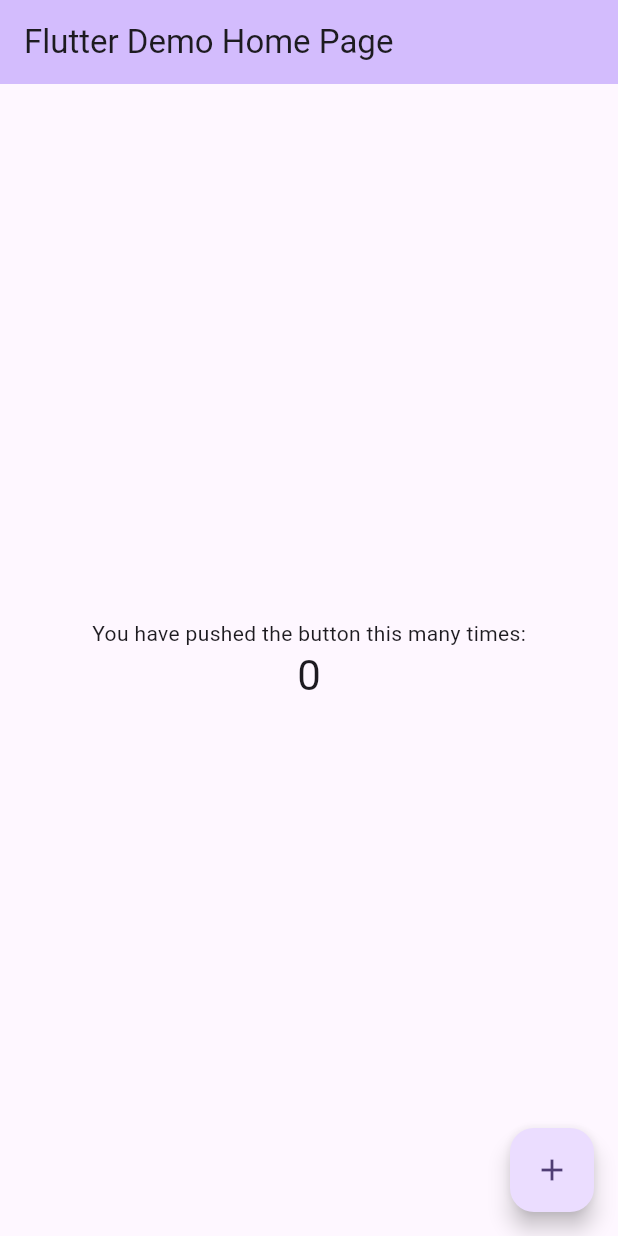
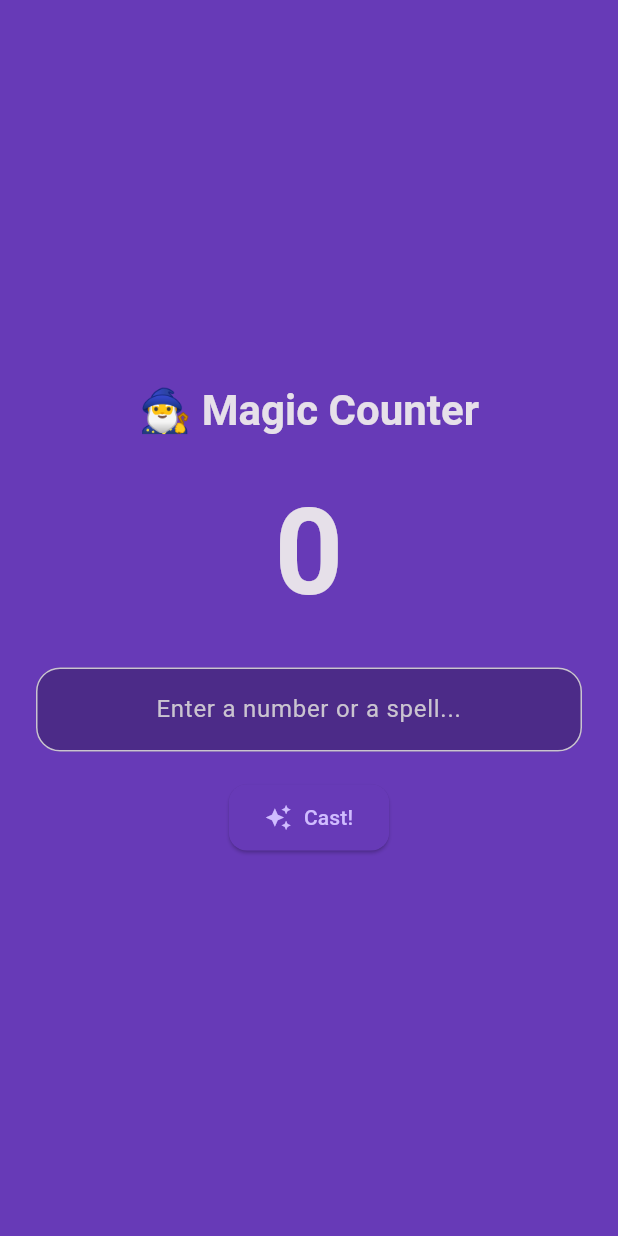
Before and after one commit to PaprikaMaximiliano/EMS-flutter, a Flutter app: the screen it shows after launch, on a phone screen of 412 x 824 dp. Run offline on Flutter 3.47's test engine with Material 3 defaults, Android fonts, the phone set to English and light mode, and no system bars.

Commit message:
Finish 1 task

```diff
--- a/lib/main.dart
+++ b/lib/main.dart
@@ -1,122 +1,151 @@
 import 'package:flutter/material.dart';
+// import 'dart:math';
 
 void main() {
-  runApp(const MyApp());
+  runApp(const MagicCounterApp());
 }
 
-class MyApp extends StatelessWidget {
-  const MyApp({super.key});
+class MagicCounterApp extends StatelessWidget {
+  const MagicCounterApp({super.key});
 
-  // This widget is the root of your application.
   @override
   Widget build(BuildContext context) {
     return MaterialApp(
-      title: 'Flutter Demo',
-      theme: ThemeData(
-        // This is the theme of your application.
-        //
-        // TRY THIS: Try running your application with "flutter run". You'll see
-        // the application has a purple toolbar. Then, without quitting the app,
-        // try changing the seedColor in the colorScheme below to Colors.green
-        // and then invoke "hot reload" (save your changes or press the "hot
-        // reload" button in a Flutter-supported IDE, or press "r" if you used
-        // the command line to start the app).
-        //
-        // Notice that the counter didn't reset back to zero; the application
-        // state is not lost during the reload. To reset the state, use hot
-        // restart instead.
-        //
-        // This works for code too, not just values: Most code changes can be
-        // tested with just a hot reload.
-        colorScheme: ColorScheme.fromSeed(seedColor: Colors.deepPurple),
-      ),
-      home: const MyHomePage(title: 'Flutter Demo Home Page'),
+      title: 'Magic Counter',
+      debugShowCheckedModeBanner: false,
+      theme: ThemeData.dark(),
+      home: const MagicCounter(),
     );
   }
 }
 
-class MyHomePage extends StatefulWidget {
-  const MyHomePage({super.key, required this.title});
-
-  // This widget is the home page of your application. It is stateful, meaning
-  // that it has a State object (defined below) that contains fields that affect
-  // how it looks.
-
-  // This class is the configuration for the state. It holds the values (in this
-  // case the title) provided by the parent (in this case the App widget) and
-  // used by the build method of the State. Fields in a Widget subclass are
-  // always marked "final".
-
-  final String title;
+class MagicCounter extends StatefulWidget {
+  const MagicCounter({super.key});
 
   @override
-  State<MyHomePage> createState() => _MyHomePageState();
+  State<MagicCounter> createState() => _MagicCounterState();
 }
 
-class _MyHomePageState extends State<MyHomePage> {
+class _MagicCounterState extends State<MagicCounter>
+    with SingleTickerProviderStateMixin {
   int _counter = 0;
+  final TextEditingController _controller = TextEditingController();
+  late final AnimationController _animController = AnimationController(
+    vsync: this,
+    duration: const Duration(seconds: 1),
+  );
+  late Animation<Color?> _colorAnimation;
 
-  void _incrementCounter() {
-    setState(() {
-      // This call to setState tells the Flutter framework that something has
-      // changed in this State, which causes it to rerun the build method below
-      // so that the display can reflect the updated values. If we changed
-      // _counter without calling setState(), then the build method would not be
-      // called again, and so nothing would appear to happen.
-      _counter++;
-    });
+  @override
+  void initState() {
+    super.initState();
+    // _animController = AnimationController(
+    //   vsync: this,
+    //   duration: const Duration(seconds: 1),
+    // );
+    _colorAnimation = ColorTween(
+      begin: Colors.deepPurple,
+      end: Colors.amberAccent,
+    ).animate(_animController);
+  }
+
+  void _castSpell(String text) {
+    if (text.trim().toLowerCase() == 'avada kedavra') {
+      setState(() => _counter = 0);
+      _playAnimation();
+      ScaffoldMessenger.of(context).showSnackBar(
+        const SnackBar(content: Text('💀 Avada Kedavra! Counter reset to 0.')),
+      );
+    } else if (int.tryParse(text) != null) {
+      setState(() => _counter += int.parse(text));
+      ScaffoldMessenger.of(context).showSnackBar(
+        SnackBar(content: Text('➕ Added ${int.parse(text)} to counter.')),
+      );
+    } else {
+      _playAnimation();
+      ScaffoldMessenger.of(context).showSnackBar(
+        const SnackBar(content: Text('✨ A magical effect occurred!'), ),
+      );
+    }
+    _controller.clear();
+  }
+
+  void _playAnimation() {
+    _animController.forward(from: 0);
+  }
+
+  @override
+  void dispose() {
+    _controller.dispose();
+    _animController.dispose();
+    super.dispose();
   }
 
   @override
   Widget build(BuildContext context) {
-    // This method is rerun every time setState is called, for instance as done
-    // by the _incrementCounter method above.
-    //
-    // The Flutter framework has been optimized to make rerunning build methods
-    // fast, so that you can just rebuild anything that needs updating rather
-    // than having to individually change instances of widgets.
-    return Scaffold(
-      appBar: AppBar(
-        // TRY THIS: Try changing the color here to a specific color (to
-        // Colors.amber, perhaps?) and trigger a hot reload to see the AppBar
-        // change color while the other colors stay the same.
-        backgroundColor: Theme.of(context).colorScheme.inversePrimary,
-        // Here we take the value from the MyHomePage object that was created by
-        // the App.build method, and use it to set our appbar title.
-        title: Text(widget.title),
-      ),
-      body: Center(
-        // Center is a layout widget. It takes a single child and positions it
-        // in the middle of the parent.
-        child: Column(
-          // Column is also a layout widget. It takes a list of children and
-          // arranges them vertically. By default, it sizes itself to fit its
-          // children horizontally, and tries to be as tall as its parent.
-          //
-          // Column has various properties to control how it sizes itself and
-          // how it positions its children. Here we use mainAxisAlignment to
-          // center the children vertically; the main axis here is the vertical
-          // axis because Columns are vertical (the cross axis would be
-          // horizontal).
-          //
-          // TRY THIS: Invoke "debug painting" (choose the "Toggle Debug Paint"
-          // action in the IDE, or press "p" in the console), to see the
-          // wireframe for each widget.
-          mainAxisAlignment: MainAxisAlignment.center,
-          children: <Widget>[
-            const Text('You have pushed the button this many times:'),
-            Text(
-              '$_counter',
-              style: Theme.of(context).textTheme.headlineMedium,
+    return AnimatedBuilder(
+      animation: _colorAnimation,
+      builder: (context, _) => Scaffold(
+        backgroundColor: _colorAnimation.value,
+        body: Center(
+          child: Padding(
+            padding: const EdgeInsets.all(24),
+            child: Column(
+              mainAxisAlignment: MainAxisAlignment.center,
+              children: [
+                Text(
+                  '🧙‍♂️ Magic Counter',
+                  style: Theme.of(context).textTheme.headlineMedium!.copyWith(
+                    fontWeight: FontWeight.bold,
+                  ),
+                ),
+                const SizedBox(height: 20),
+                AnimatedSwitcher(
+                  duration: const Duration(milliseconds: 500),
+                  child: Text(
+                    '$_counter',
+                    key: ValueKey<int>(_counter),
+                    style: const TextStyle(
+                      fontSize: 80,
+                      fontWeight: FontWeight.bold,
+                    ),
+                  ),
+                ),
+                const SizedBox(height: 20),
+                TextField(
+                  controller: _controller,
+                  textAlign: TextAlign.center,
+                  decoration: InputDecoration(
+                    hintText: 'Enter a number or a spell...',
+                    filled: true,
+                    fillColor: Colors.black26,
+                    border: OutlineInputBorder(
+                      borderRadius: BorderRadius.circular(16),
+                    ),
+                  ),
+                  onSubmitted: _castSpell,
+                ),
+                const SizedBox(height: 20),
+                ElevatedButton.icon(
+                  onPressed: () => _castSpell(_controller.text),
+                  icon: const Icon(Icons.auto_awesome),
+                  label: const Text('Cast!'),
+                  style: ElevatedButton.styleFrom(
+                    backgroundColor: Colors.deepPurple,
+                    padding: const EdgeInsets.symmetric(
+                      horizontal: 24,
+                      vertical: 12,
+                    ),
+                    shape: RoundedRectangleBorder(
+                      borderRadius: BorderRadius.circular(12),
+                    ),
+                  ),
+                ),
+              ],
             ),
-          ],
+          ),
         ),
       ),
-      floatingActionButton: FloatingActionButton(
-        onPressed: _incrementCounter,
-        tooltip: 'Increment',
-        child: const Icon(Icons.add),
-      ), // This trailing comma makes auto-formatting nicer for build methods.
     );
   }
 }
```
